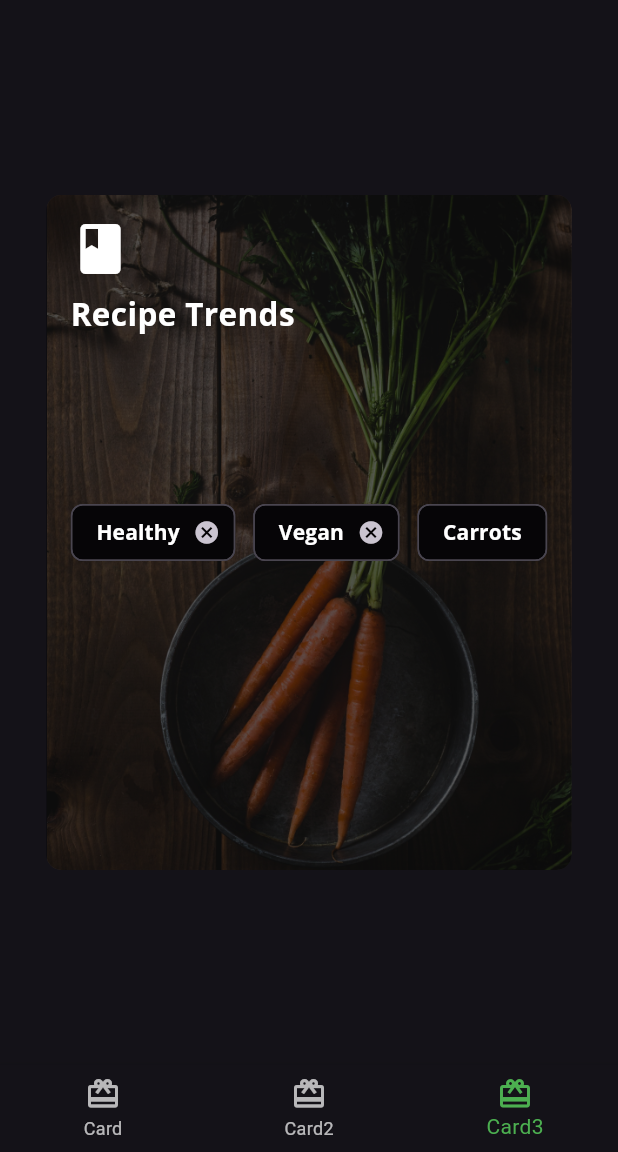
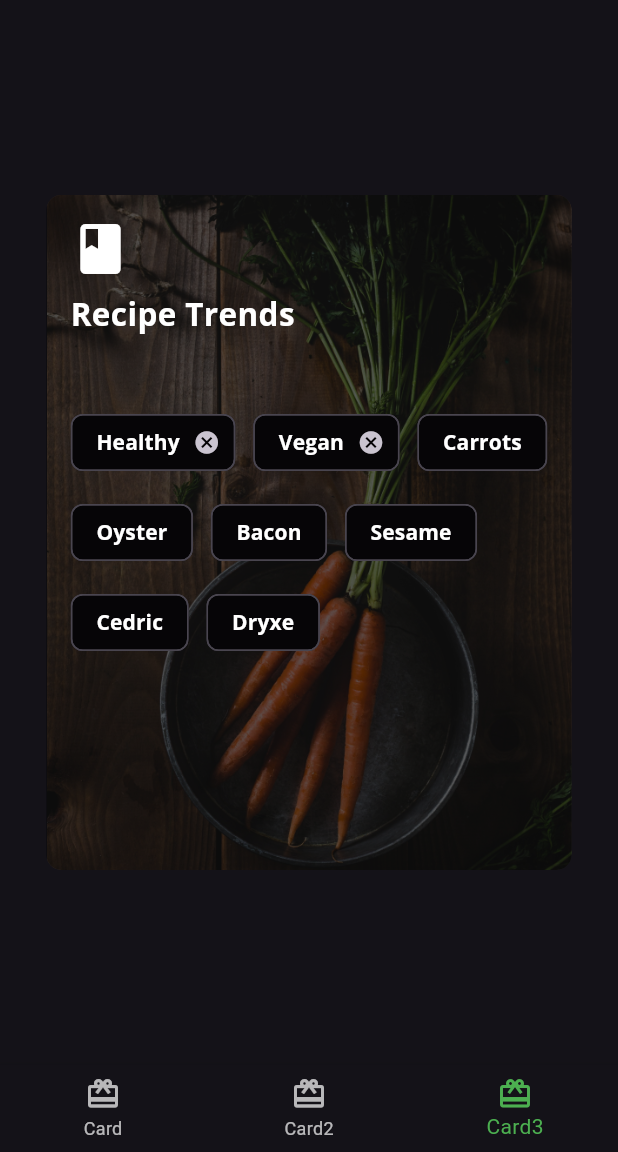
Before and after one commit to TronCM143/foodlicker, a Flutter app: the screen it shows after launch, item 3 of the bottom bar chosen, on a phone screen of 412 x 824 dp, the part 84-1236 px from its top. Run offline on Flutter 3.47's test engine with Material 3 defaults, Android fonts, the phone set to English and light mode, and no system bars; our stand-ins replace google_fonts.

Commit message:
pasa ta liwat

```diff
--- a/lib/card3.dart
+++ b/lib/card3.dart
@@ -86,6 +86,31 @@ class Card3 extends StatelessWidget {
                     style: FooderlichTheme.darkTextTheme.bodyText1),
                     backgroundColor: Colors.black.withOpacity(0.7),
                 ),
+                Chip(
+                    label: Text('Oyster',
+                    style: FooderlichTheme.darkTextTheme.bodyText1),
+                    backgroundColor: Colors.black.withOpacity(0.7),
+                ),
+                Chip(
+                    label: Text('Bacon',
+                    style: FooderlichTheme.darkTextTheme.bodyText1),
+                    backgroundColor: Colors.black.withOpacity(0.7),
+                ),
+                Chip(
+                    label: Text('Sesame',
+                    style: FooderlichTheme.darkTextTheme.bodyText1),
+                    backgroundColor: Colors.black.withOpacity(0.7),
+                ),
+                Chip(
+                    label: Text('Cedric',
+                    style: FooderlichTheme.darkTextTheme.bodyText1),
+                    backgroundColor: Colors.black.withOpacity(0.7),
+                ),
+                Chip(
+                    label: Text('Dryxe',
+                    style: FooderlichTheme.darkTextTheme.bodyText1),
+                    backgroundColor: Colors.black.withOpacity(0.7),
+                ),
                 ],
               ),
             ),
```
Also changed, not shown: pubspec.lock (added), 1 other file.
